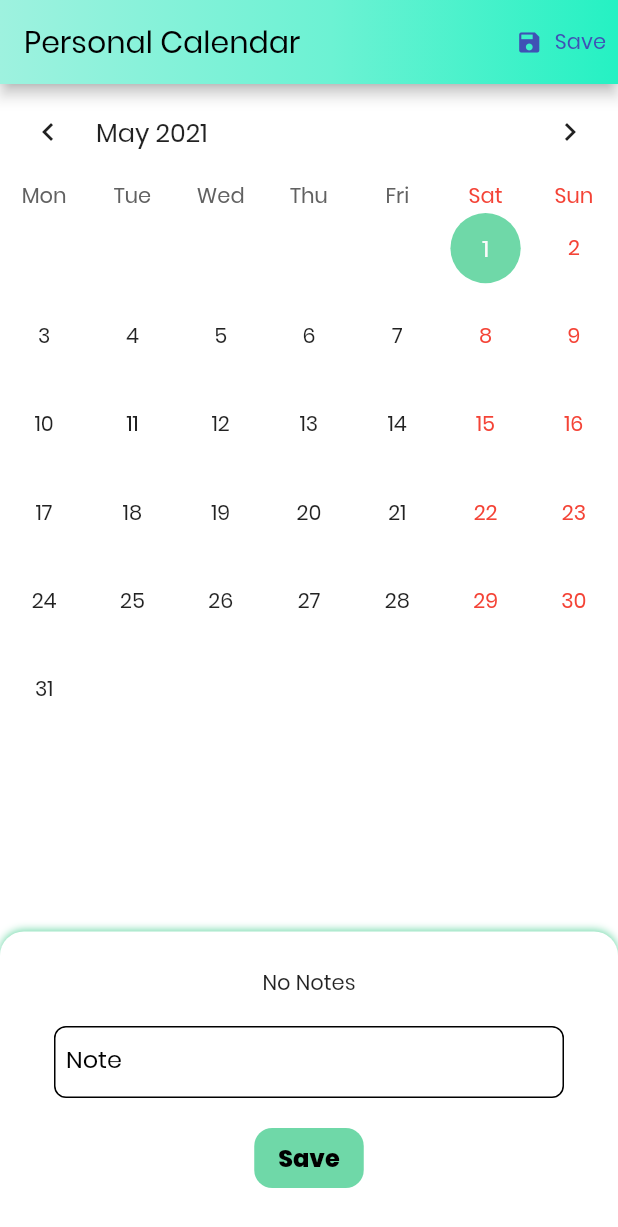
After one commit to sumanthnani10/cinemawala, a Flutter app: the PersonalCalendar screen opened directly, on a phone screen of 412 x 824 dp. The commit adds this screen. Shown: the top 1227 px of the screen. Run offline on Flutter 3.47's test engine with Material 2 defaults, Android fonts, the phone set to English and light mode, and no system bars; drawn by our look-alikes of table_calendar; our stand-ins replace cached_network_image, carousel_pro, country_code_picker, firebase_auth, firebase_core, firebase_storage and 3 more; accounts and stored records are empty; network calls fail.

Commit message:
personal calendar and role based schedule added.

```diff
--- a/lib/casting/actor_page.dart
+++ b/lib/casting/actor_page.dart
@@ -368,6 +368,7 @@ class _ActorPage extends State<ActorPage> {
     return Scaffold(
       backgroundColor: background,
       appBar: AppBar(
+        automaticallyImplyLeading: isPopUp ? true : false,
         flexibleSpace: Container(
           decoration: isPopUp? BoxDecoration(
             gradient: Utils.linearGradient,
--- a/lib/casting/actors_list.dart
+++ b/lib/casting/actors_list.dart
@@ -308,6 +308,7 @@ class _ActorsListState extends State<ActorsList>
                           setState(() {
                             sideWidget =
                                     ActorPage(
+                                      key: UniqueKey(),
                                       actor: artists[i],
                                       isPopUp: maxWidth>Utils.mobileWidth? false : true,
                                       project: project,
--- /dev/null
+++ b/lib/personal_calendar.dart
@@ -0,0 +1,263 @@
+import 'package:cinemawala/projects/project.dart';
+import 'package:cinemawala/projects/project_card.dart';
+import 'package:cinemawala/projects/project_home.dart';
+import 'package:cinemawala/utils.dart';
+import 'package:flutter/material.dart';
+import 'package:flutter_icons/flutter_icons.dart';
+import 'package:table_calendar/table_calendar.dart';
+
+class PersonalCalendar extends StatefulWidget {
+  PersonalCalendar({Key key}) : super(key: key);
+  @override
+  _PersonalCalendar createState() => _PersonalCalendar();
+}
+class _PersonalCalendar extends State<PersonalCalendar> {
+  CalendarController calendarController;
+  Color background, color, background1;
+  TextEditingController eventController;
+  Map<DateTime,List<String>> _events;
+  Widget prevWorks;
+  @override
+  void initState() {
+    calendarController = CalendarController();
+    eventController = TextEditingController();
+    _events = {};
+    prevWorks = Container(child: Text("No Notes"),);
+    super.initState();
+  }
+  Widget asignPrev(){
+    setState(() {
+      prevWorks = _events[calendarController.selectedDay].length==0 ? Container(child: Text("No Notes"),) : Wrap(
+        spacing: 4,
+        runSpacing: 2,
+        children: List.generate(_events[calendarController.selectedDay].length, (i){
+          return Container(
+            padding: EdgeInsets.symmetric(vertical: 2,horizontal: 4),
+            decoration: BoxDecoration(
+              color: const Color(0xff6fd8a8),
+              borderRadius: BorderRadius.all(Radius.circular(300)),
+            ),
+            child: Row(
+              mainAxisSize: MainAxisSize.min,
+              children: [
+                Text("${_events[calendarController.selectedDay][i]} "),
+                InkWell(
+                    onTap: (){
+                      setState(() {
+                        _events[calendarController.selectedDay].removeAt(i);
+                        asignPrev();
+                      });
+                    },
+                    child: Icon(Icons.delete_forever,size: 16,))
+              ],
+            ),
+          );
+        }),
+      );
+    });
+  }
+  Widget widget1(){
+    return Container(
+      child: TableCalendar(
+        events: _events,
+        calendarController: calendarController,
+        startingDayOfWeek: StartingDayOfWeek.monday,
+        calendarStyle: CalendarStyle(
+          selectedColor: color,
+          highlightToday: false,
+          outsideDaysVisible: false,
+        ),
+        onDaySelected: (date, events, _) {
+          if(_events[calendarController.selectedDay]==null){
+            setState(() {eventController.clear();
+            prevWorks = Container(child: Text("No Notes"),);
+            });
+          }else{
+            setState(() {
+              print(_events[calendarController.selectedDay].length);
+              /*prevWorks = _events[calendarController.selectedDay].length==0 ? Container(child: Text("No Projects"),) : Wrap(
+                spacing: 4,
+                runSpacing: 2,
+                children: List.generate(_events[calendarController.selectedDay].length, (i){
+                  return Container(
+                    padding: EdgeInsets.symmetric(vertical: 2,horizontal: 4),
+                    decoration: BoxDecoration(
+                      color: const Color(0xff6fd8a8),
+                      borderRadius: BorderRadius.all(Radius.circular(300)),
+                    ),
+                    child: Row(
+                      mainAxisSize: MainAxisSize.min,
+                      children: [
+                        Text("${_events[calendarController.selectedDay][i]} "),
+                        InkWell(
+                            onTap: (){
+                              setState(() {
+                                _events[calendarController.selectedDay].removeAt(i);
+                                asignPrev();
+                              });
+                            },
+                            child: Icon(Icons.remove_circle_outline,color: Colors.red,size: 14,))
+                      ],
+                    ),
+                  );
+                }),
+              );*/
+              asignPrev();
+            });
+            print(_events[calendarController.selectedDay]);
+          }
+
+        },
+        headerStyle: HeaderStyle(
+          formatButtonVisible: false,
+        ),
+      ),
+    );
+  }
+  Widget widgetTop(){
+    return Align(
+        alignment: Alignment.topCenter,
+        child: widget1());
+  }
+  Widget widgetBottom(){
+    return Align(
+      alignment: Alignment.bottomCenter,
+      child: Container(
+        padding: EdgeInsets.only(top: 24,bottom: 24),
+        decoration: BoxDecoration(
+            color: Colors.white,
+            borderRadius: BorderRadius.only(
+                topLeft: Radius.circular(16), topRight: Radius.circular(16)),
+            boxShadow: [
+              BoxShadow(
+                color: const Color(0xff6fd8a8),
+                offset: Offset(0, -0.5),
+                blurRadius: 4,
+              ),
+            ]),
+        child: Column(
+          children: [
+            prevWorks,
+            Column(
+              children: [
+                Padding(
+                  padding: EdgeInsets.only(left: 36,right: 36,top: 18,bottom: 12),
+                  child: TextField(
+                    controller: eventController,
+                    maxLines: 1,
+                    decoration: InputDecoration(
+                        enabledBorder: OutlineInputBorder(
+                            borderRadius: BorderRadius.circular(8),
+                            borderSide: BorderSide(color: Colors.black)),
+                        labelStyle: TextStyle(color: Colors.black),
+                        contentPadding: const EdgeInsets.symmetric(
+                            vertical: 0, horizontal: 8),
+                        labelText: 'Note',
+                        border: OutlineInputBorder(
+                            borderRadius: BorderRadius.circular(8),
+                            borderSide: BorderSide(color: Colors.black)),
+                        fillColor: Colors.white),
+                  ),
+                ),
+                InkWell(
+                  onTap: (){
+                    if(eventController.text.isEmpty) return;
+                    setState(() {
+                      if(_events[calendarController.selectedDay]==null){
+                        _events[calendarController.selectedDay] = [];
+                      }
+                      _events[calendarController.selectedDay].add(eventController.text);
+                      eventController.clear();
+                      asignPrev();
+                    });
+                  },
+                  child: Container(
+                    decoration: BoxDecoration(
+                      color: color,
+                      borderRadius: BorderRadius.circular(12),
+                    ),
+                    margin: const EdgeInsets.symmetric(
+                        horizontal: 56,vertical: 8),
+                    padding: const EdgeInsets.symmetric(
+                        horizontal: 16, vertical: 8),
+                    child: Text(
+                      'Save',
+                      style: TextStyle(
+                          color: background1,
+                          fontWeight: FontWeight.w800,
+                          fontSize: 16),
+                    ),
+                  ),
+                ),
+              ],
+            ),
+          ],
+        ),
+      ),
+    );
+  }
+  @override
+  Widget build(BuildContext context) {
+    color = Color(0xff6fd8a8);
+    background = Colors.white;
+    if (background == Colors.white) {
+      background1 = Colors.black;
+    } else {
+      background1 = Colors.white;
+    }
+    return Scaffold(
+      appBar: AppBar(
+        flexibleSpace: Container(
+          decoration: BoxDecoration(
+            gradient: Utils.linearGradient,
+          ),
+        ),
+        backgroundColor: color,
+        iconTheme: IconThemeData(color: background1),
+        automaticallyImplyLeading: false,
+        title: Text(
+          "Personal Calendar",
+          style: TextStyle(color: background1),
+        ),
+        actions: [
+          TextButton.icon(
+            onPressed: () async {
+              //save _events map into database
+              Navigator.pop(context);
+            },
+            label: Text(
+              "Save",
+              style: TextStyle(color: Colors.indigo),
+              textAlign: TextAlign.right,
+            ),
+            icon: Icon(
+              Icons.save,
+              size: 18,
+              color: Colors.indigo,
+            ),
+          )
+        ],
+      ),
+      body: LayoutBuilder(
+        builder: (BuildContext context, BoxConstraints constraints) {
+        if(constraints.maxWidth>Utils.mobileWidth){
+          return Row(
+            mainAxisSize: MainAxisSize.min,
+            children:[
+              Flexible(
+                  flex: 5,
+                  child: widgetTop()),
+              Flexible(flex: 5, child: widgetBottom()),
+            ],);
+        }else{
+          return Column(
+            mainAxisAlignment: MainAxisAlignment.spaceBetween,
+            children:[
+              widgetTop(),
+              widgetBottom(),
+            ],);
+        }
+          }),
+    );
+  }
+}
--- a/lib/projects/select_languages.dart
+++ b/lib/projects/select_languages.dart
@@ -246,11 +246,11 @@ class _SelectedActors extends State<SelectedActors>
                       mainAxisAlignment: MainAxisAlignment.start,
                       crossAxisAlignment: CrossAxisAlignment.center,
                       children: [
-                        IconButton(
+                        isPopUp ? IconButton(
                             icon: Icon(Icons.arrow_back_rounded),
                             onPressed: () {
                               Navigator.pop(context);
-                            }),
+                            }):Container(),
                         Text(
                           "Selected Artists",
                           style: TextStyle(fontSize: 20, color: background1),
--- a/lib/schedule/schedules.dart
+++ b/lib/schedule/schedules.dart
@@ -11,19 +11,14 @@ import 'schedule.dart';
 
 class Schedules extends StatefulWidget {
   final Project project;
-
   const Schedules({Key key, this.project}) : super(key: key);
-
   @override
   _SchedulesState createState() => _SchedulesState(project);
 }
-
 class _SchedulesState extends State<Schedules>
     with SingleTickerProviderStateMixin {
   final Project project;
-
   _SchedulesState(this.project);
-
   Color background, background1, color;
   CalendarController calendarController;
   Map<dynamic, Schedule> schedules = {};
@@ -33,7 +28,6 @@ class _SchedulesState extends State<Schedules>
   String selectedDateId;
   bool loading;
   ScrollController cardScrollController = new ScrollController();
-
   @override
   void initState() {
     final date = DateTime.now();
```
Also changed, not shown: lib/projects/projects_list.dart (+26 -1 lines), lib/schedule/schedule_page.dart (+14 -3 lines).
